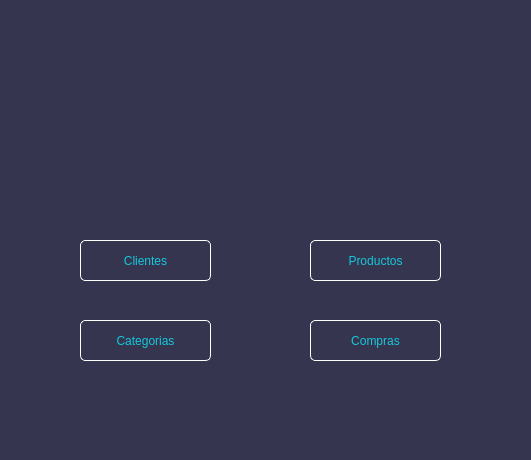
First picture: the form in views/MainWindow.ui, repository joanmera/Gameverse_Interface, before the edit.
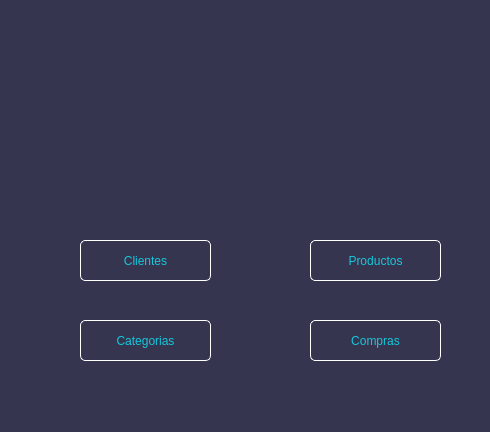
Second picture: the form after the edit. Icons and pictures are not drawn.

Diff of the .ui file:
```diff
--- a/views/MainWindow.ui
+++ b/views/MainWindow.ui
@@ -6,8 +6,8 @@
    <rect>
     <x>0</x>
     <y>0</y>
-    <width>531</width>
-    <height>460</height>
+    <width>490</width>
+    <height>432</height>
    </rect>
   </property>
   <property name="windowTitle">
```
